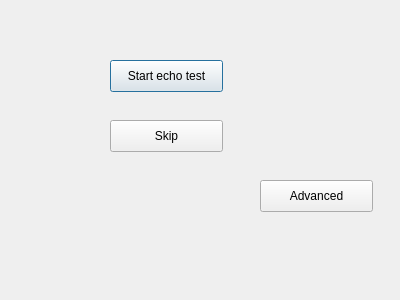
seven1240/trainer-studio-opensource, file EchoTestDialog.ui: the form before one commit.
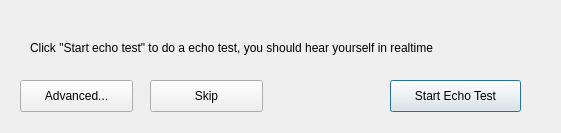
The form after the commit.

What changed in the file:
```diff
--- a/EchoTestDialog.ui
+++ b/EchoTestDialog.ui
@@ -6,8 +6,8 @@
    <rect>
     <x>0</x>
     <y>0</y>
-    <width>400</width>
-    <height>300</height>
+    <width>561</width>
+    <height>133</height>
    </rect>
   </property>
   <property name="windowTitle">
@@ -16,21 +16,24 @@
   <widget class="QPushButton" name="pbEchoTest">
    <property name="geometry">
     <rect>
-     <x>110</x>
-     <y>60</y>
-     <width>113</width>
+     <x>390</x>
+     <y>80</y>
+     <width>131</width>
      <height>32</height>
     </rect>
    </property>
    <property name="text">
-    <string>Start echo test</string>
+    <string>Start Echo Test</string>
+   </property>
+   <property name="default">
+    <bool>true</bool>
    </property>
   </widget>
   <widget class="QPushButton" name="pbSkip">
    <property name="geometry">
     <rect>
-     <x>110</x>
-     <y>120</y>
+     <x>150</x>
+     <y>80</y>
      <width>113</width>
      <height>32</height>
     </rect>
@@ -42,14 +45,27 @@
   <widget class="QPushButton" name="pbAdvanced">
    <property name="geometry">
     <rect>
-     <x>260</x>
-     <y>180</y>
+     <x>20</x>
+     <y>80</y>
      <width>113</width>
      <height>32</height>
     </rect>
    </property>
    <property name="text">
-    <string>Advanced</string>
+    <string>Advanced...</string>
+   </property>
+  </widget>
+  <widget class="QLabel" name="lbMessage">
+   <property name="geometry">
+    <rect>
+     <x>30</x>
+     <y>40</y>
+     <width>521</width>
+     <height>16</height>
+    </rect>
+   </property>
+   <property name="text">
+    <string>Click &quot;Start echo test&quot; to do a echo test, you should hear yourself in realtime</string>
    </property>
   </widget>
  </widget>
```
